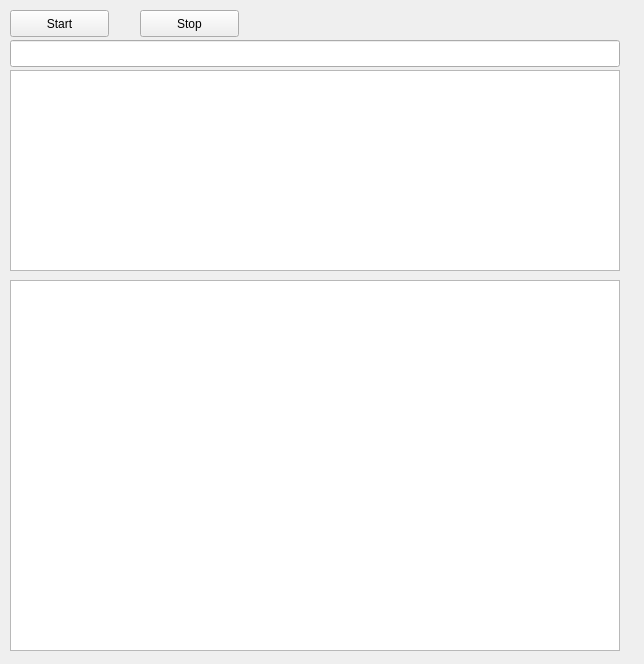
jdaeman/qt, file NetworkHandler/NetworkHandler/sniffdialog.ui: the form before one commit.
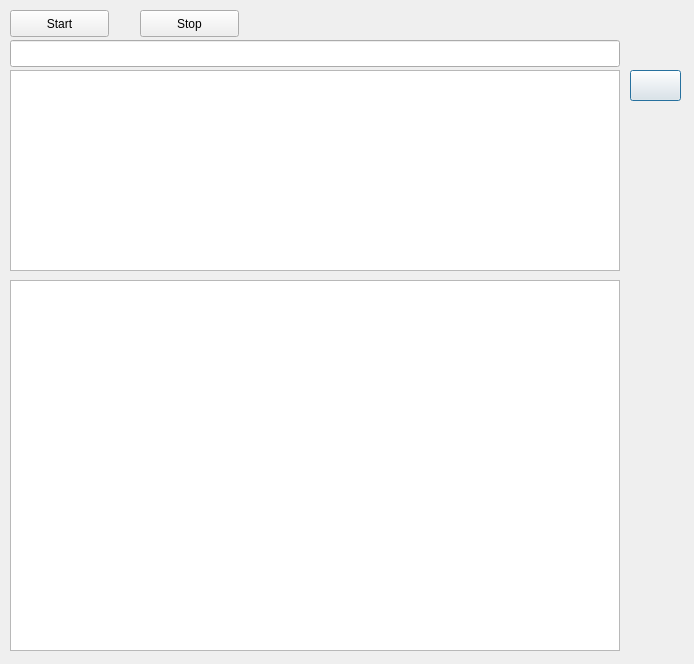
The form after the commit.

Diff of the .ui file:
```diff
--- a/NetworkHandler/NetworkHandler/sniffdialog.ui
+++ b/NetworkHandler/NetworkHandler/sniffdialog.ui
@@ -6,7 +6,7 @@
    <rect>
     <x>0</x>
     <y>0</y>
-    <width>644</width>
+    <width>694</width>
     <height>664</height>
    </rect>
   </property>
@@ -75,6 +75,19 @@
     </rect>
    </property>
   </widget>
+  <widget class="QPushButton" name="pushButton">
+   <property name="geometry">
+    <rect>
+     <x>630</x>
+     <y>70</y>
+     <width>51</width>
+     <height>31</height>
+    </rect>
+   </property>
+   <property name="text">
+    <string/>
+   </property>
+  </widget>
  </widget>
  <resources/>
  <connections/>
```
